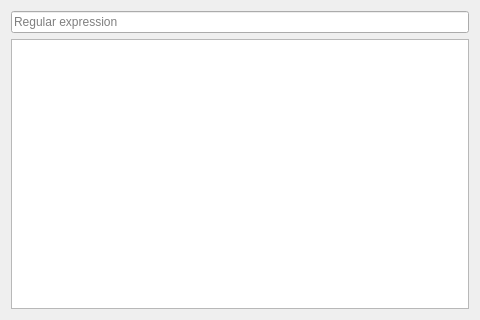
Before: the Qt Designer form mainwindow.ui in clashman/RegExTester, drawn with Qt 5.
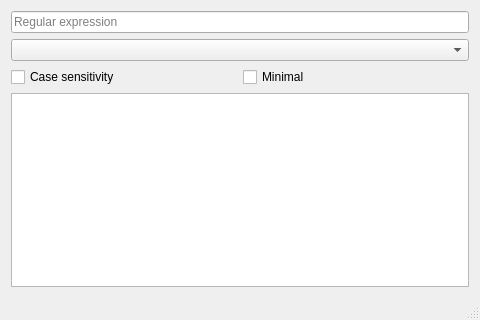
After: the same form once the commit is applied.

Commit message: changable pattern syntax changable casesensitivity changable minimal regex

```diff
--- a/mainwindow.ui
+++ b/mainwindow.ui
@@ -22,6 +22,27 @@
       </property>
      </widget>
     </item>
+    <item>
+     <widget class="QComboBox" name="patternSyntax"/>
+    </item>
+    <item>
+     <layout class="QHBoxLayout" name="horizontalLayout">
+      <item>
+       <widget class="QCheckBox" name="caseSensitivity">
+        <property name="text">
+         <string>Case sensitivity</string>
+        </property>
+       </widget>
+      </item>
+      <item>
+       <widget class="QCheckBox" name="minimal">
+        <property name="text">
+         <string>Minimal</string>
+        </property>
+       </widget>
+      </item>
+     </layout>
+    </item>
     <item>
      <widget class="QTextEdit" name="textEdit">
       <property name="acceptRichText">
@@ -31,6 +52,7 @@
     </item>
    </layout>
   </widget>
+  <widget class="QStatusBar" name="statusBar"/>
  </widget>
  <layoutdefault spacing="6" margin="11"/>
  <resources/>
```
The commit also changes 2 other files.
